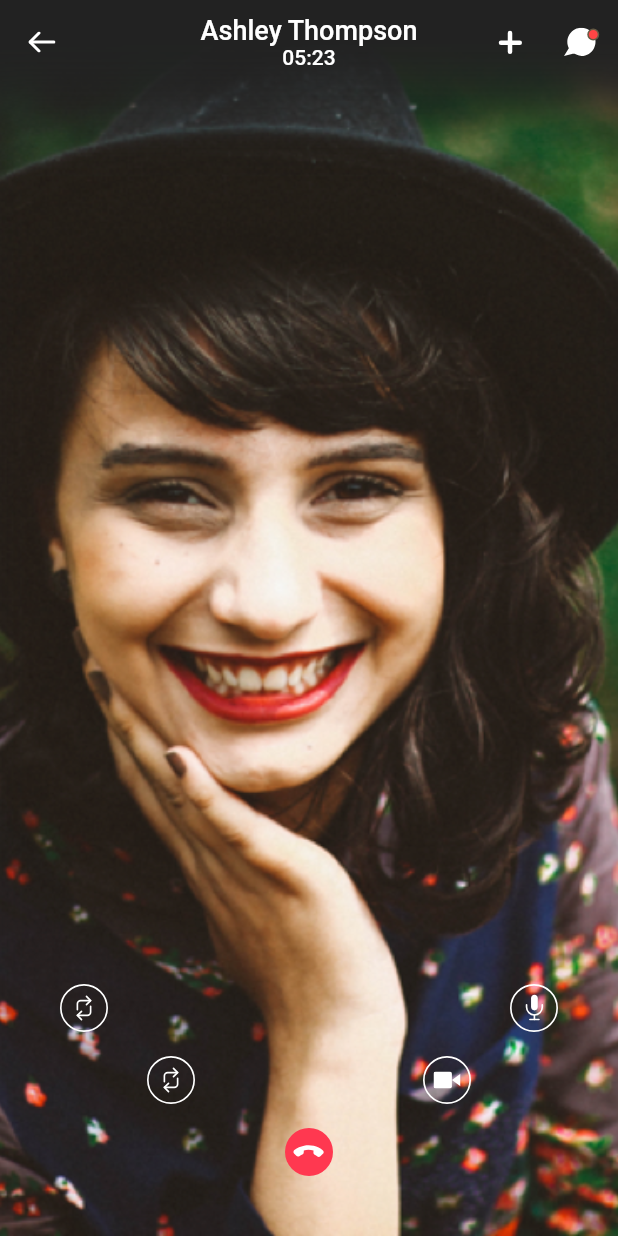
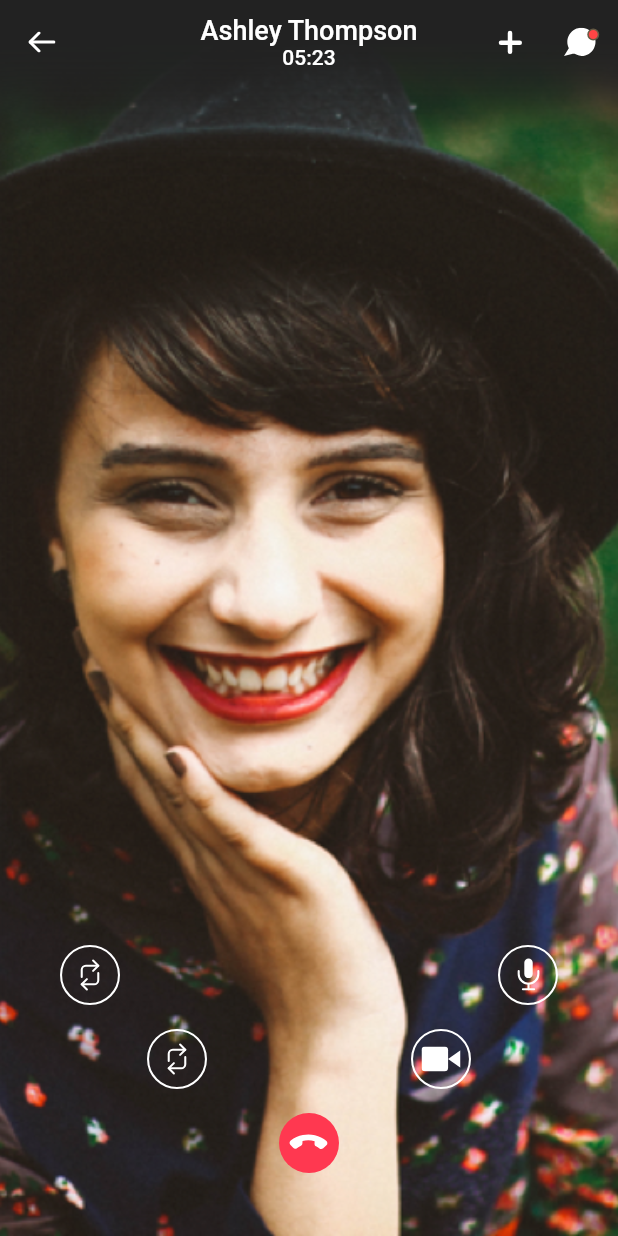
Before and after one commit to nguyencse/vidly, a Flutter app: the screen it shows after launch, on a phone screen of 412 x 824 dp. Run offline on Flutter 3.47's test engine with Material 2 defaults, Android fonts, the phone set to English and light mode, and no system bars; our stand-ins replace flutter_svg.

Commit message:
increase height of action button in video call

```diff
--- a/lib/resources/screens/videocall_screen.dart
+++ b/lib/resources/screens/videocall_screen.dart
@@ -43,7 +43,7 @@ class _VideoCallScreenState extends State<VideoCallScreen> {
                 child: Stack(
                   children: <Widget>[
                     Positioned(
-                      bottom: 32,
+                      bottom: 24,
                       left: 0,
                       right: 0,
                       child: Column(
@@ -54,14 +54,8 @@ class _VideoCallScreenState extends State<VideoCallScreen> {
                             child: Row(
                               mainAxisAlignment: MainAxisAlignment.spaceBetween,
                               children: <Widget>[
-                                IconButton(
-                                    icon:
-                                        SvgPicture.asset('lib/images/flip.svg'),
-                                    onPressed: () {}),
-                                IconButton(
-                                    icon:
-                                        SvgPicture.asset('lib/images/mic.svg'),
-                                    onPressed: () {}),
+                                SizedBox(width: 56, height: 56, child: IconButton(icon: SvgPicture.asset('lib/images/flip.svg'), onPressed: () {})),
+                                SizedBox(width: 56, height: 56, child: IconButton(icon: SvgPicture.asset('lib/images/mic.svg'), onPressed: () {})),
                               ],
                             ),
                           ),
@@ -70,11 +64,18 @@ class _VideoCallScreenState extends State<VideoCallScreen> {
                             child: Row(
                               mainAxisAlignment: MainAxisAlignment.spaceBetween,
                               children: <Widget>[
-                                IconButton(
-                                    icon:
-                                        SvgPicture.asset('lib/images/flip.svg'),
-                                    onPressed: () {}),
-                                IconButton(
+                                SizedBox(
+                                  width: 56,
+                                  height: 56,
+                                  child: IconButton(
+                                    icon: SvgPicture.asset('lib/images/flip.svg'),
+                                    onPressed: () {},
+                                  ),
+                                ),
+                                SizedBox(
+                                  width: 56,
+                                  height: 56,
+                                  child: IconButton(
                                       icon: Stack(
                                         children: <Widget>[
                                           Positioned(
@@ -82,34 +83,32 @@ class _VideoCallScreenState extends State<VideoCallScreen> {
                                             left: 0,
                                             right: 0,
                                             bottom: 0,
-                                          child: SvgPicture.asset(
-                                              'lib/images/video.svg'),
+                                            child: SvgPicture.asset('lib/images/video.svg'),
                                           ),
                                           Positioned(
                                             top: 7,
                                             left: 7,
                                             right: 7,
                                             bottom: 7,
-                                          child: SvgPicture.asset(
-                                              'lib/images/video_camera.svg'),
+                                            child: SvgPicture.asset('lib/images/video_camera.svg'),
                                           ),
                                         ],
                                       ),
                                       onPressed: () {}),
+                                ),
                               ],
                             ),
                           ),
-                          Padding(
-                            padding:
-                                const EdgeInsets.symmetric(horizontal: 140),
+                          Container(
+                            margin: const EdgeInsets.only(bottom: 10),
+                            child: Padding(
+                              padding: const EdgeInsets.symmetric(horizontal: 140),
                               child: Row(
                                 mainAxisAlignment: MainAxisAlignment.center,
                                 children: <Widget>[
-                                IconButton(
-                                    icon: SvgPicture.asset(
-                                        'lib/images/endcall.svg'),
-                                    onPressed: () {}),
+                                  SizedBox(width: 56, height: 56, child: IconButton(icon: SvgPicture.asset('lib/images/endcall.svg'), onPressed: () {})),
                                 ],
+                              ),
                             ),
                           ),
                         ],
@@ -128,9 +127,7 @@ class _VideoCallScreenState extends State<VideoCallScreen> {
   Widget customAppBar() => CustomAppBar(
         color: Colors.transparent,
         centerTitle: true,
-        leading: IconButton(
-            icon: SvgPicture.asset('lib/images/arrow_left.svg'),
-            onPressed: () {}),
+        leading: IconButton(icon: SvgPicture.asset('lib/images/arrow_left.svg'), onPressed: () {}),
         title: Column(
           children: <Widget>[
             Text(
@@ -141,11 +138,8 @@ class _VideoCallScreenState extends State<VideoCallScreen> {
           ],
         ),
         actions: <Widget>[
-          IconButton(
-              icon: SvgPicture.asset('lib/images/add.svg'), onPressed: () {}),
-          IconButton(
-              icon: SvgPicture.asset('lib/images/message_circle.svg'),
-              onPressed: () {}),
+          IconButton(icon: SvgPicture.asset('lib/images/add.svg'), onPressed: () {}),
+          IconButton(icon: SvgPicture.asset('lib/images/message_circle.svg'), onPressed: () {}),
         ],
       );
 }
```
Lines whose indentation alone changed are shown as unchanged.
